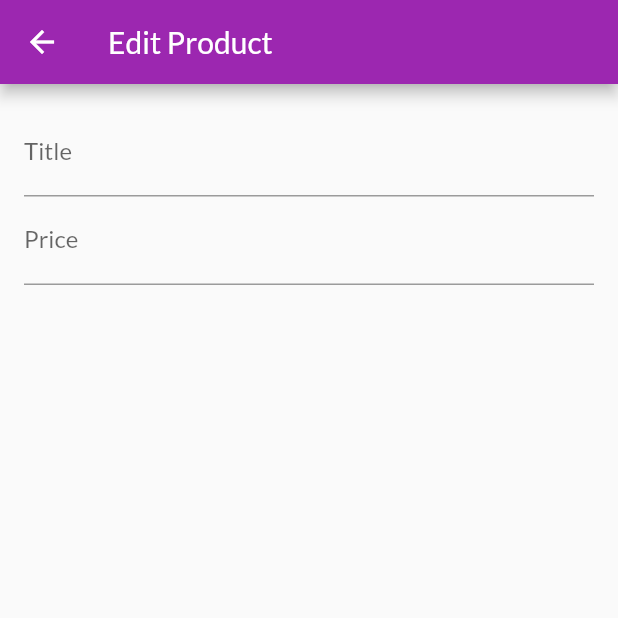
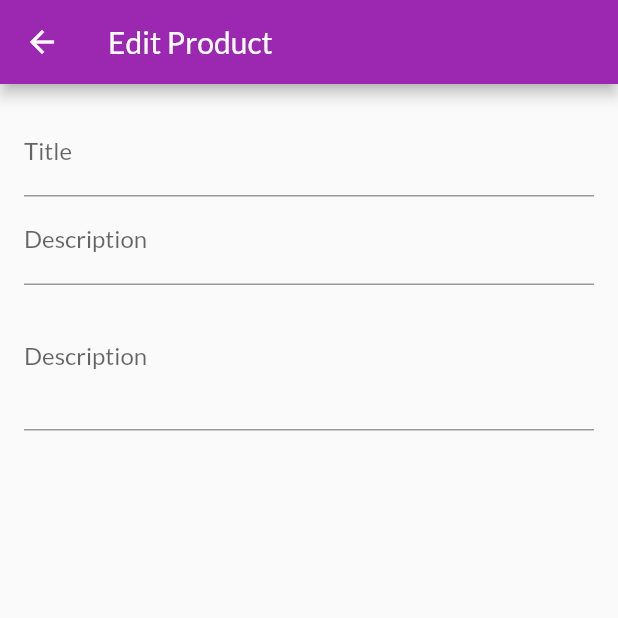
Before and after one commit to dipin99/Shopping-App, a Flutter app: the EditProductScreen screen opened by its route, on a phone screen of 412 x 824 dp, the top half of it. Run offline on Flutter 3.47's test engine with Material 2 defaults, Android fonts, the phone set to English and light mode, and no system bars; network calls fail.

Commit message:
Update edit_product_screen.dart
Mutiline Input Added

```diff
--- a/lib/screens/edit_product_screen.dart
+++ b/lib/screens/edit_product_screen.dart
@@ -8,6 +8,14 @@ class EditProductScreen extends StatefulWidget {
 
 class _EditProductScreenState extends State<EditProductScreen> {
   final _priceFocusNode = FocusNode();
+  final _decriptionFocusNode = FocusNode();
+
+  @override
+  void dispose() {
+    _priceFocusNode.dispose();
+    _decriptionFocusNode.dispose();
+    super.dispose();
+  }
 
   @override
   Widget build(BuildContext context) {
@@ -28,10 +36,20 @@ class _EditProductScreenState extends State<EditProductScreen> {
                 },
               ),
               TextFormField(
-                decoration: InputDecoration(labelText: 'Price'),
+                decoration: InputDecoration(labelText: 'Description'),
                 textInputAction: TextInputAction.next,
                 keyboardType: TextInputType.number,
                 focusNode: _priceFocusNode,
+                onFieldSubmitted: (_) {
+                  FocusScope.of(context).requestFocus(_decriptionFocusNode);
+                },
+              ),
+              TextFormField(
+                decoration: InputDecoration(labelText: 'Description'),
+                maxLines: 3,
+                textInputAction: TextInputAction.next,
+                keyboardType: TextInputType.multiline,
+                focusNode: _decriptionFocusNode,
               ),
             ],
           ),
```
